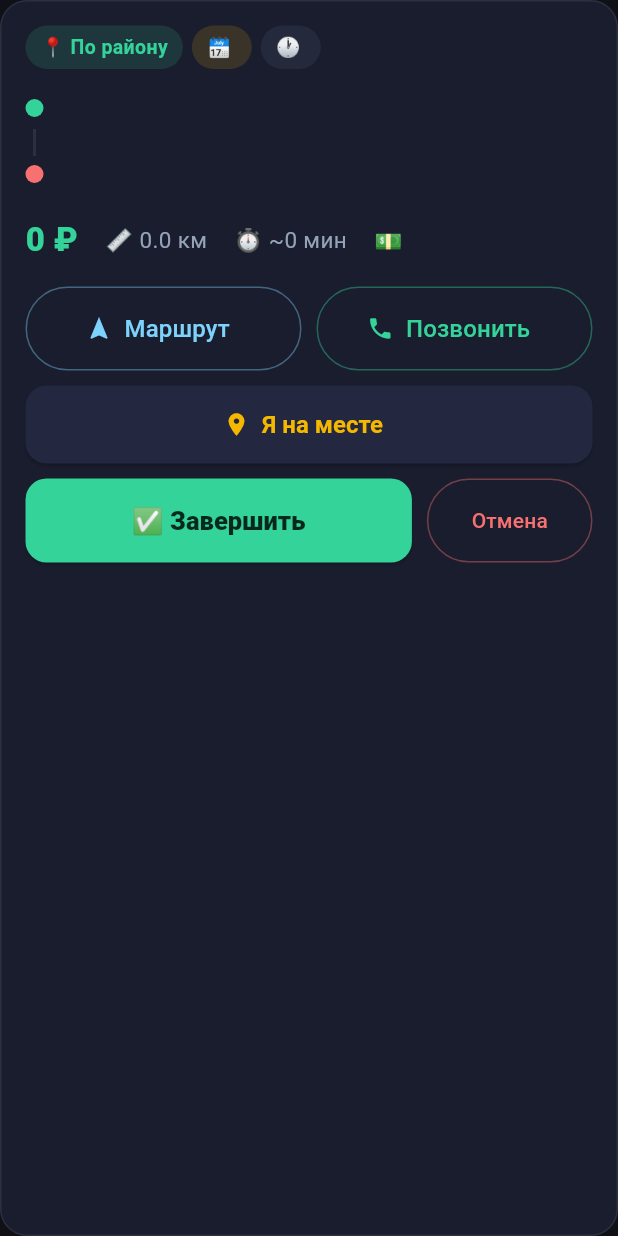
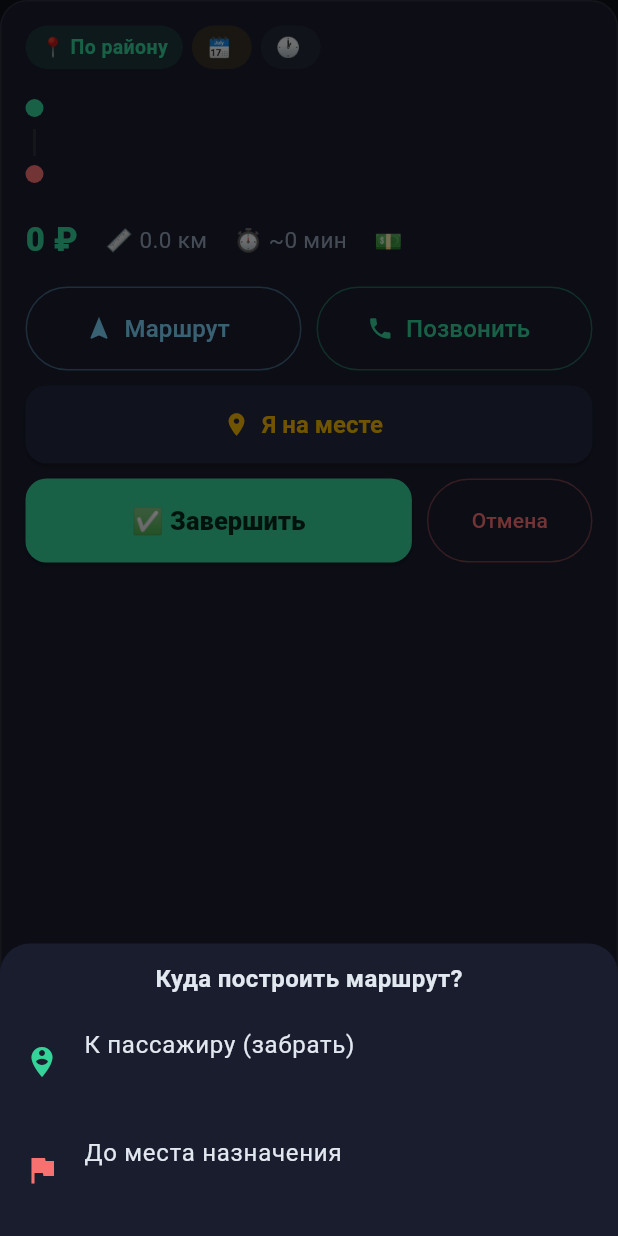
Before and after one commit to KPAVCHENKO/taxi, a Flutter app: the _ActiveOrder widget shown alone on an empty page, opened directly with empty values, after a tap on "Маршрут", on a phone screen of 412 x 824 dp. Run offline on Flutter 3.47's test engine with Material 3 defaults, Android fonts, the phone set to English and light mode, and no system bars; our stand-ins replace dio, firebase_core, firebase_messaging, flutter_local_notifications, flutter_riverpod, flutter_secure_storage and 5 more; missing offline and left inert: flutter_foreground_task, flutter_ringtone_player, webview_flutter_android; accounts and stored records are empty; network calls fail.

Commit message:
Водитель v5: маршрут строит реальный путь (а не поиск) + выбор «к пассажиру / до места»
- Без координат → Яндекс.Карты строят маршрут к адресу (геокодят текст), а не просто поиск
- С координатами → Яндекс.Навигатор/2ГИС по точке
- Кнопка «Маршрут» → выбор: к пассажиру (забрать) / до места назначения
- LATEST_DRIVER_VERSION=5

Co-Authored-By: Claude Opus 4.8 <noreply@anthropic.com>

```diff
--- a/driver_app/lib/config/config.dart
+++ b/driver_app/lib/config/config.dart
@@ -8,7 +8,7 @@ class AppConfig {
 
   /// Код версии этой сборки. Поднимайте вместе с versionCode в build.gradle —
   /// приложение сверяет его с /api/driver/app-version и предлагает обновиться.
-  static const int appVersionCode = 4;
+  static const int appVersionCode = 5;
 
   // ── Тайминги ───────────────────────────────────────────────────────────────
   /// Таймер кольца на экране входящего заказа.
--- a/driver_app/lib/core/nav/navigation.dart
+++ b/driver_app/lib/core/nav/navigation.dart
@@ -1,21 +1,25 @@
 import 'package:url_launcher/url_launcher.dart';
 
-/// Открыть навигацию к точке (Яндекс.Навигатор → 2ГИС → любые карты → веб).
+/// Построить маршрут к точке.
+/// Есть координаты → Яндекс.Навигатор / 2ГИS / Яндекс.Карты строят маршрут по точке.
+/// Нет координат → Яндекс.Карты строят маршрут от текущего места к адресу (геокодят текст).
 class Navigation {
   Navigation._();
+
+  static String _dest(String a) =>
+      a.toLowerCase().contains('област') ? a : '$a, Тюменская область';
 
   static Future<void> route({double? lat, double? lon, String? address}) async {
     final tries = <Uri>[];
     if (lat != null && lon != null) {
       tries.add(Uri.parse('yandexnavi://build_route_on_map?lat_to=$lat&lon_to=$lon'));
       tries.add(Uri.parse('dgis://2gis.ru/routeSearch/rsType/car/to/$lon,$lat'));
-      tries.add(Uri.parse('geo:$lat,$lon?q=$lat,$lon'));
       tries.add(Uri.parse('https://yandex.ru/maps/?rtext=~$lat,$lon&rtt=auto'));
     } else if (address != null && address.trim().isNotEmpty) {
-      final q = Uri.encodeComponent(address.trim());
-      tries.add(Uri.parse('yandexnavi://map_search?text=$q'));
+      final q = Uri.encodeComponent(_dest(address.trim()));
+      // Маршрут от текущего местоположения к адресу (Яндекс геокодит текст).
+      tries.add(Uri.parse('https://yandex.ru/maps/?rtext=~$q&rtt=auto'));
       tries.add(Uri.parse('geo:0,0?q=$q'));
-      tries.add(Uri.parse('https://yandex.ru/maps/?text=$q'));
     }
     for (final uri in tries) {
       try {
--- a/driver_app/lib/features/shift/shift_screen.dart
+++ b/driver_app/lib/features/shift/shift_screen.dart
@@ -141,8 +141,7 @@ class _ActiveOrder extends ConsumerWidget {
                 child: SizedBox(
                   height: 56,
                   child: OutlinedButton.icon(
-                    onPressed: () => Navigation.route(
-                        lat: order.fromLat, lon: order.fromLon, address: order.fromAddress),
+                    onPressed: () => _navMenu(context),
                     icon: const Icon(Icons.navigation, color: AppColors.blue),
                     label: const Text('Маршрут', style: TextStyle(fontSize: 16, color: AppColors.blue)),
                     style: OutlinedButton.styleFrom(side: BorderSide(color: AppColors.blue.withOpacity(0.4))),
@@ -230,6 +229,45 @@ class _ActiveOrder extends ConsumerWidget {
       ScaffoldMessenger.of(context).showSnackBar(
           const SnackBar(content: Text('Пассажир уведомлён, что вы на месте')));
     }
+  }
+
+  Future<void> _navMenu(BuildContext context) async {
+    await showModalBottomSheet(
+      context: context,
+      backgroundColor: AppColors.surface,
+      shape: const RoundedRectangleBorder(
+          borderRadius: BorderRadius.vertical(top: Radius.circular(20))),
+      builder: (ctx) => SafeArea(
+        child: Column(
+          mainAxisSize: MainAxisSize.min,
+          children: [
+            const SizedBox(height: 12),
+            const Text('Куда построить маршрут?',
+                style: TextStyle(fontSize: 16, fontWeight: FontWeight.w700, color: AppColors.text)),
+            const SizedBox(height: 8),
+            ListTile(
+              leading: const Icon(Icons.person_pin_circle, color: AppColors.green),
+              title: const Text('К пассажиру (забрать)', style: TextStyle(color: AppColors.text)),
+              subtitle: Text(order.fromAddress, style: const TextStyle(color: AppColors.textFaint)),
+              onTap: () {
+                Navigator.pop(ctx);
+                Navigation.route(lat: order.fromLat, lon: order.fromLon, address: order.fromAddress);
+              },
+            ),
+            ListTile(
+              leading: const Icon(Icons.flag, color: AppColors.red),
+              title: const Text('До места назначения', style: TextStyle(color: AppColors.text)),
+              subtitle: Text(order.toAddress, style: const TextStyle(color: AppColors.textFaint)),
+              onTap: () {
+                Navigator.pop(ctx);
+                Navigation.route(lat: order.toLat, lon: order.toLon, address: order.toAddress);
+              },
+            ),
+            const SizedBox(height: 8),
+          ],
+        ),
+      ),
+    );
   }
 
   Future<void> _completeSheet(BuildContext context, WidgetRef ref) async {
--- a/driver_app/pubspec.yaml
+++ b/driver_app/pubspec.yaml
@@ -1,7 +1,7 @@
 name: kazanskoe_driver
 description: "Приложение водителя «Казанское Такси»"
 publish_to: 'none'
-version: 1.0.3+4
+version: 1.0.4+5
 
 environment:
   sdk: '>=3.3.0 <4.0.0'
```
Also changed, not shown: 1 other file.
